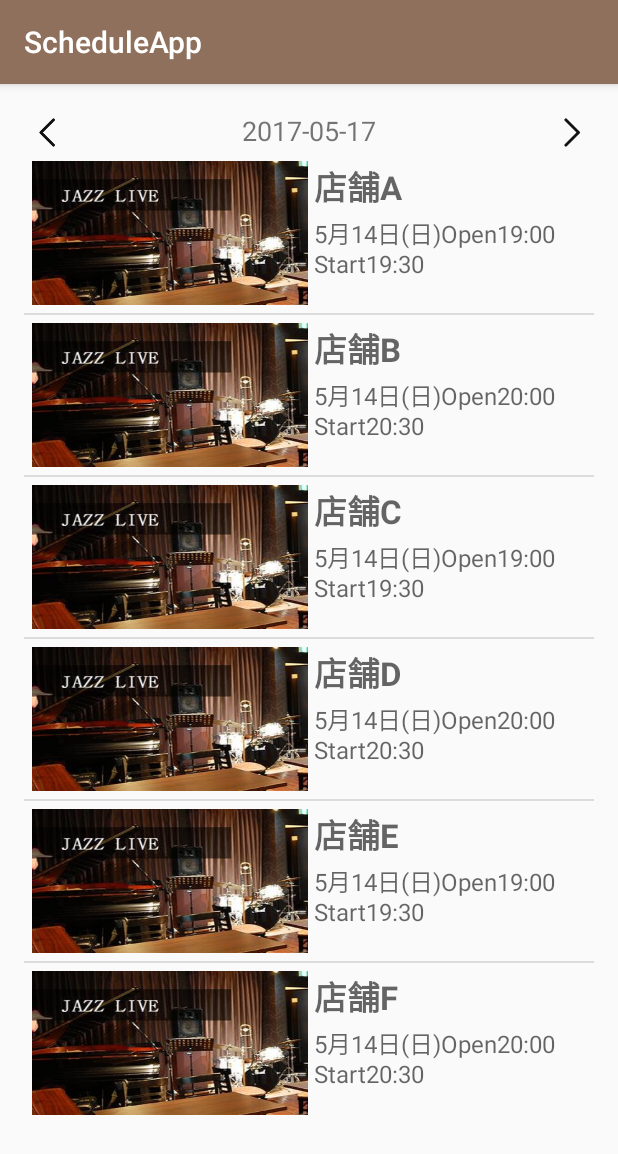
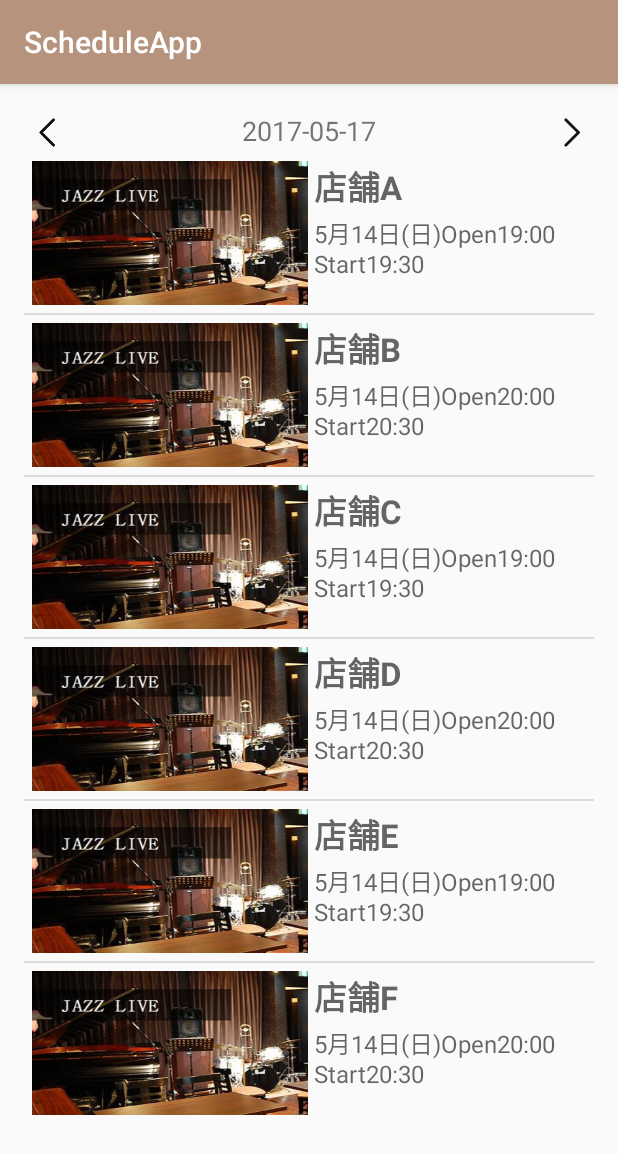
Before and after one commit to tamonmon0417/ScheduleApp, an Android app: the screen it shows after launch (MainActivity), after a tap on an icon or button, on a phone screen of 412 x 824 dp. Shown: the top 1154 px of the screen. Run offline under Robolectric (Android 15) with nearby library versions, the phone set to English and light mode, and no system bars; 1 other tap on this screen came first.

Commit message:
third commit

```diff
--- a/app/src/main/java/com/lifeistech/android/scheduleapp/Card.java
+++ b/app/src/main/java/com/lifeistech/android/scheduleapp/Card.java
@@ -10,21 +10,19 @@ public class Card implements Serializable {
     public int imageId;
     public String title;
     public String content;
-    public int likeNum = 0;
     public String detail;
+    public String date;
 
 
     public Card(){
 
     }
 
-    public Card(int imageId, String title, String content, String detail){
+    public Card(int imageId, String title, String content, String detail, String date) {
         this.imageId = imageId;
         this.title = title;
         this.content = content;
         this.detail = detail;
-
-//       コンストラクタ
-
+        this.date = date;
     }
 }
--- a/app/src/main/java/com/lifeistech/android/scheduleapp/MainActivity.java
+++ b/app/src/main/java/com/lifeistech/android/scheduleapp/MainActivity.java
@@ -6,6 +6,7 @@ import android.content.Intent;
 import android.support.v4.app.DialogFragment;
 import android.support.v7.app.AppCompatActivity;
 import android.os.Bundle;
+import android.util.Log;
 import android.view.View;
 import android.widget.AdapterView;
 import android.widget.Button;
@@ -37,10 +38,7 @@ public class MainActivity extends AppCompatActivity {
     ArrayList<ArrayList<Card>> eventArray;
     int position = 1;
 
-
-
-
-
+    static Date nowDate = new Date();
 
 
     //以下　リストビュー
@@ -53,49 +51,49 @@ public class MainActivity extends AppCompatActivity {
         mCards = new ArrayList<Card>();
 
         mCards.add(new Card(R.drawable.image1, getString(R.string.data1_title0),
-                getString(R.string.data1_content0), getString(R.string.data1_detail0)));
+                getString(R.string.data1_content0), getString(R.string.data1_detail0),"2017/5/17"));
         mCards.add(new Card(R.drawable.image1, getString(R.string.data1_title1),
-                getString(R.string.data1_content1),getString(R.string.data1_detail1)));
+                getString(R.string.data1_content1), getString(R.string.data1_detail1),"2017/5/17"));
         mCards.add(new Card(R.drawable.image1, getString(R.string.data1_title2),
-                getString(R.string.data1_content2), getString(R.string.data1_detail2)));
+                getString(R.string.data1_content2), getString(R.string.data1_detail2),"2017/5/17"));
         mCards.add(new Card(R.drawable.image1, getString(R.string.data1_title3),
-                getString(R.string.data1_content3),getString(R.string.data1_detail3)));
+                getString(R.string.data1_content3), getString(R.string.data1_detail3),"2017/5/17"));
         mCards.add(new Card(R.drawable.image1, getString(R.string.data1_title4),
-                getString(R.string.data1_content4), getString(R.string.data1_detail4)));
+                getString(R.string.data1_content4), getString(R.string.data1_detail4,"2017/5/17"),"2017/5/17"));
         mCards.add(new Card(R.drawable.image1, getString(R.string.data1_title5),
-                getString(R.string.data1_content5),getString(R.string.data1_detail5)));
+                getString(R.string.data1_content5), getString(R.string.data1_detail5,"2017/5/17","2017/5/17"),"2017/5/17"));
 
 
         mCards0 = new ArrayList<Card>();
 
         mCards0.add(new Card(R.drawable.image1, getString(R.string.data0_title0),
-                getString(R.string.data0_content0), getString(R.string.data0_detail0)));
+                getString(R.string.data0_content0), getString(R.string.data0_detail0,"2017/5/17","2017/5/17"),"2017/5/17"));
         mCards0.add(new Card(R.drawable.image1, getString(R.string.data0_title1),
-                getString(R.string.data0_content1),getString(R.string.data0_detail1)));
+                getString(R.string.data0_content1), getString(R.string.data0_detail1,"2017/5/17","2017/5/17"),"2017/5/17"));
         mCards0.add(new Card(R.drawable.image1, getString(R.string.data0_title2),
-                getString(R.string.data0_content2), getString(R.string.data0_detail2)));
+                getString(R.string.data0_content2), getString(R.string.data0_detail2,"2017/5/17"),"2017/5/17"));
         mCards0.add(new Card(R.drawable.image1, getString(R.string.data0_title3),
-                getString(R.string.data0_content3),getString(R.string.data0_detail3)));
+                getString(R.string.data0_content3), getString(R.string.data0_detail3,"2017/5/17"),"2017/5/17"));
         mCards0.add(new Card(R.drawable.image1, getString(R.string.data0_title4),
-                getString(R.string.data0_content4), getString(R.string.data0_detail4)));
+                getString(R.string.data0_content4), getString(R.string.data0_detail4,"2017/5/17"),"2017/5/17"));
         mCards0.add(new Card(R.drawable.image1, getString(R.string.data0_title5),
-                getString(R.string.data0_content5),getString(R.string.data0_detail5)));
+                getString(R.string.data0_content5), getString(R.string.data0_detail5),"2017/5/17"));
 
         mCards2 = new ArrayList<Card>();
 
 
         mCards2.add(new Card(R.drawable.image1, getString(R.string.data2_title0),
-                getString(R.string.data2_content0), getString(R.string.data2_detail0)));
+                getString(R.string.data2_content0), getString(R.string.data2_detail0),"2017/5/17"));
         mCards2.add(new Card(R.drawable.image1, getString(R.string.data2_title1),
-                getString(R.string.data2_content1),getString(R.string.data2_detail1)));
+                getString(R.string.data2_content1), getString(R.string.data2_detail1),"2017/5/17"));
         mCards2.add(new Card(R.drawable.image1, getString(R.string.data2_title2),
-                getString(R.string.data2_content2), getString(R.string.data2_detail2)));
+                getString(R.string.data2_content2), getString(R.string.data2_detail2),"2017/5/17"));
         mCards2.add(new Card(R.drawable.image1, getString(R.string.data2_title3),
-                getString(R.string.data2_content3),getString(R.string.data2_detail3)));
+                getString(R.string.data2_content3), getString(R.string.data2_detail3),"2017/5/17"));
         mCards2.add(new Card(R.drawable.image1, getString(R.string.data2_title4),
-                getString(R.string.data2_content4), getString(R.string.data2_detail4)));
+                getString(R.string.data2_content4), getString(R.string.data2_detail4),"2017/5/17"));
         mCards2.add(new Card(R.drawable.image1, getString(R.string.data2_title5),
-                getString(R.string.data2_content5),getString(R.string.data2_detail5)));
+                getString(R.string.data2_content5), getString(R.string.data2_detail5),"2017/5/17"));
 
 
         eventArray = new ArrayList<>();
@@ -111,12 +109,8 @@ public class MainActivity extends AppCompatActivity {
         mCardAdapter = new CardAdapter(this, R.layout.card, showArray);
         mListView.setAdapter(mCardAdapter);
 
-        final Date nowDate = new Date();
 
-
-
-
-        Button before = (Button)findViewById(R.id.before);
+        Button before = (Button) findViewById(R.id.before);
 //        before.setText("before");
         before.setOnClickListener(new View.OnClickListener() {
             @Override
@@ -130,18 +124,25 @@ public class MainActivity extends AppCompatActivity {
                     Calendar cal = Calendar.getInstance();
                     cal.setTime(nowDate);
                     cal.add(Calendar.DAY_OF_MONTH, -1);
+                    nowDate = cal.getTime();
+
+                    String strDate = new SimpleDateFormat("yyyy-MM-dd", Locale.US).format(cal.getTime());
+                    Log.e("TAG", strDate);
+
+                    TextView textView = (TextView) findViewById(R.id.date);
+                    textView.setText(strDate);
 
                 }
             }
         });
 
-        Button next = (Button)findViewById(R.id.next);
+        Button next = (Button) findViewById(R.id.next);
 //        next.setText("next");
         next.setOnClickListener(new View.OnClickListener() {
             @Override
             public void onClick(View v) {
-                if (position != 2){
-                position ++;
+                if (position != 2) {
+                    position++;
                     showArray.clear();
                     showArray.addAll(eventArray.get(position));
                     mCardAdapter.notifyDataSetChanged();
@@ -149,6 +150,16 @@ public class MainActivity extends AppCompatActivity {
                     Calendar cal = Calendar.getInstance();
                     cal.setTime(nowDate);
                     cal.add(Calendar.DAY_OF_MONTH, 1);
+
+                    nowDate = cal.getTime();//基準を更新
+
+
+                    String strDate = new SimpleDateFormat("yyyy-MM-dd", Locale.US).format(cal.getTime());
+                    Log.e("TAG", strDate);
+
+                    TextView textView = (TextView) findViewById(R.id.date);
+                    textView.setText(strDate);
+
                 }
 
             }
@@ -159,7 +170,7 @@ public class MainActivity extends AppCompatActivity {
             @Override
             public void onItemClick(AdapterView<?> parent, View view, int position, long id) {
                 Intent intent = new Intent(MainActivity.this, DetailActivity.class);
-                intent.putExtra("key",showArray.get(position));
+                intent.putExtra("key", showArray.get(position));
                 startActivity(intent);
 
             }
@@ -174,12 +185,11 @@ public class MainActivity extends AppCompatActivity {
         // 翌日
 
 
-        TextView textView = (TextView)findViewById(R.id.date);
+        TextView textView = (TextView) findViewById(R.id.date);
         textView.setText(strDate);
 
 
     }
 
 
-
 }
--- a/app/src/main/res/values/colors.xml
+++ b/app/src/main/res/values/colors.xml
@@ -1,6 +1,6 @@
 <?xml version="1.0" encoding="utf-8"?>
 <resources>
-    <color name="colorPrimary">#8E705C</color>
+    <color name="colorPrimary">#B5937C</color>
     <color name="colorPrimaryDark">#8E705C</color>
     <color name="colorAccent">#564937</color>
 </resources>
```
Also changed, not shown: app/src/main/res/mipmap-hdpi/ic_launcher.png (deleted), app/src/main/res/mipmap-mdpi/ic_launcher.png (deleted), app/src/main/res/mipmap-xhdpi/ic_launcher.png (deleted), app/src/main/res/mipmap-xxhdpi/ic_launcher.png, app/src/main/res/mipmap-xxxhdpi/ic_launcher.png. Lines whose indentation alone changed are shown as unchanged.
